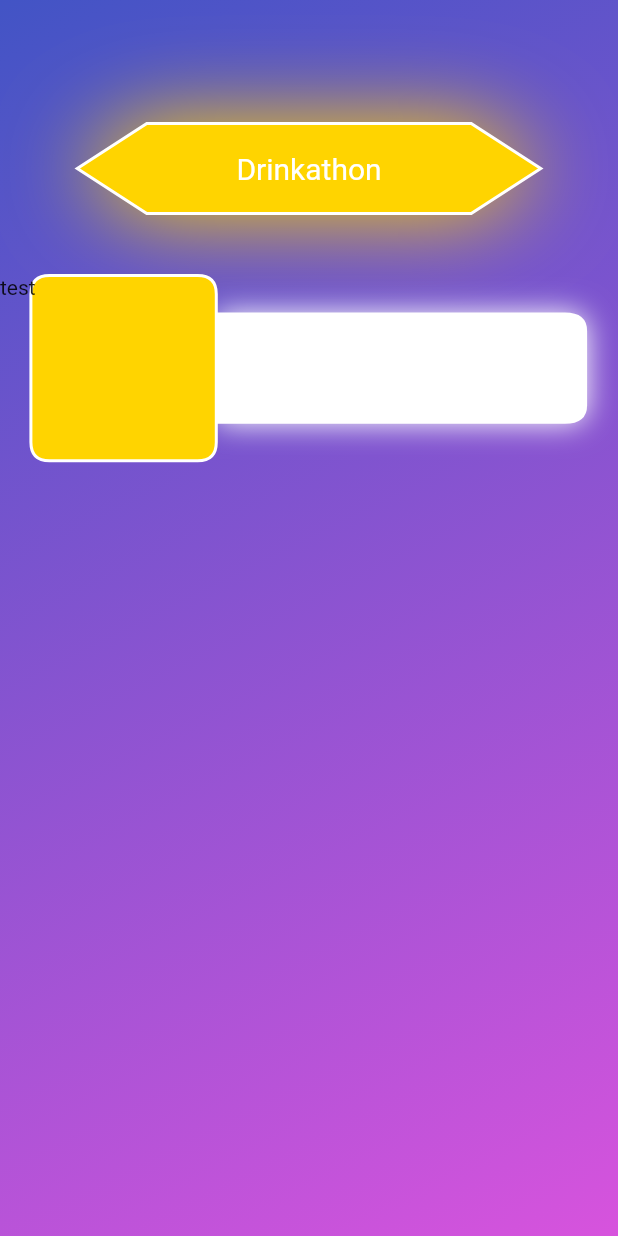
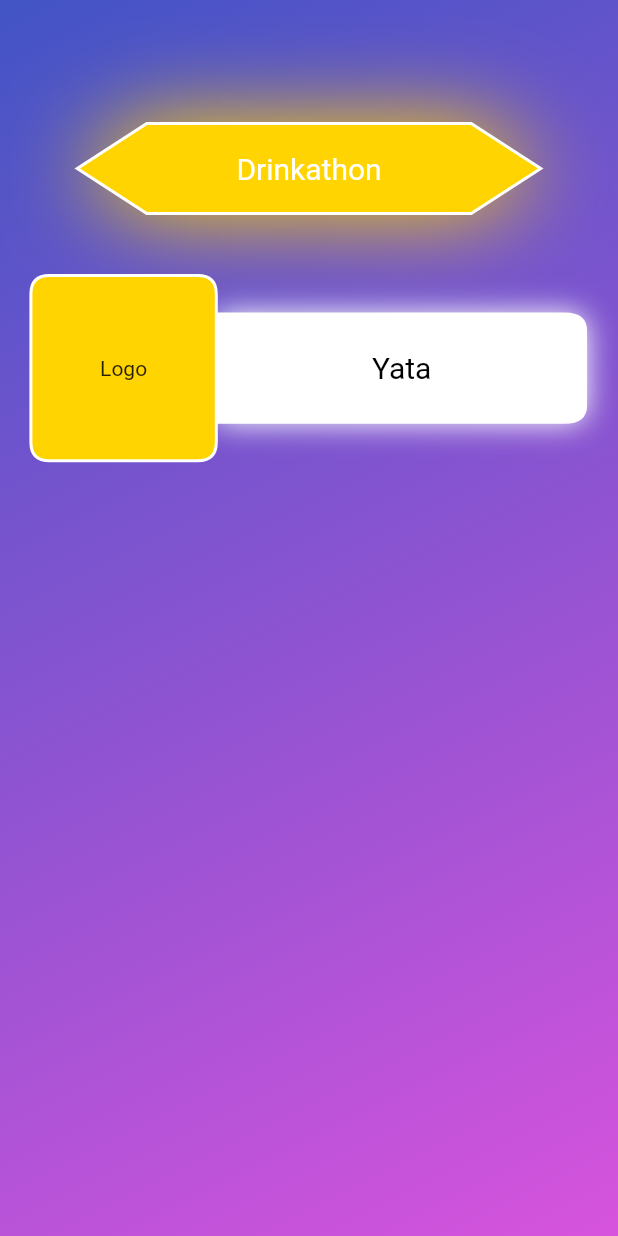
Before and after one commit to polomoko/drink-a-thon, a Flutter app: the screen it shows after launch, on a phone screen of 412 x 824 dp. Run offline on Flutter 3.47's test engine with Material 2 defaults, Android fonts, the phone set to English and light mode, and no system bars.

Commit message:
GameButton 4/4

```diff
--- a/lib/Components/Texts/title_text_app.dart
+++ b/lib/Components/Texts/title_text_app.dart
@@ -4,14 +4,16 @@ import 'package:flutter/cupertino.dart';
 
 class TitleTextApp extends StatelessWidget{
 
-  const TitleTextApp(this.text, {Key? key}) : super(key: key);
+  // ignore: use_key_in_widget_constructors
+  const TitleTextApp(this.text,[this.color = ConstApp.white]);
 
   final String text;
+  final Color color;
   static const double fontTitle = 20;
 
   @override
   Widget build(BuildContext context) {
-    return Text(text, style: const TextStyle(color: ConstApp.white, fontSize: fontTitle ));
+    return Text(text, style: TextStyle(color: color, fontSize: fontTitle ));
   }
 
 }
--- a/lib/Components/game_button_app.dart
+++ b/lib/Components/game_button_app.dart
@@ -91,24 +91,40 @@ class GameButtonApp extends StatelessWidget {
 
   @override
   Widget build(BuildContext context) {
+    double componentWidth = MeasurementApp.widthOf90Percent(),
+        componentHeight = MeasurementApp.heightOf15Percent(),
+        marginComponent = MeasurementApp.widthOf5Percent();
+
     return Column(children: [
       SizedBox(height: MeasurementApp.height() * 0.05),
       Stack(
         children: [
           Align(
             child: CustomPaint(
-              size: Size(MeasurementApp.widthOf90Percent(),
-                  MeasurementApp.heightOf15Percent()),
+              size: Size(componentWidth, componentHeight),
               painter: GameButtonAppPainter(),
             ),
             alignment: Alignment.center,
           ),
           Align(
             child: Container(
-              child: Text("test"),
-              width: MeasurementApp.heightOf15Percent(),
+              child: Text("Logo"),
+              width: componentHeight,
+              height: componentHeight,
+              margin: EdgeInsets.only(left: marginComponent),
+              alignment: Alignment.center,
             ),
             alignment: Alignment.centerLeft,
+          ),
+          Align(
+            child: Container(
+              child: const TitleTextApp("Yata", ConstApp.black),
+              height: MeasurementApp.heightOf15Percent(),
+              width: componentWidth - componentHeight,
+              margin: EdgeInsets.only(right: marginComponent),
+              alignment: Alignment.center,
+            ),
+            alignment: Alignment.centerRight,
           )
         ],
         // alignment: Alignment.center,
--- a/lib/Const/const.dart
+++ b/lib/Const/const.dart
@@ -4,6 +4,7 @@ import 'package:flutter/animation.dart';
 class ConstApp {
   static const Color white = Color(0xFFFFFFFF);
   static const Color yellow = Color(0xFFFFD400);
+  static const Color black = Color(0xFF000000);
   static const Color gradientStart = Color(0xFF4254C5);
   static const Color gradientEnd = Color(0xFFD753DD);
 
--- a/lib/Const/media_app.dart
+++ b/lib/Const/media_app.dart
@@ -15,6 +15,7 @@ class MeasurementApp{
 
   static widthOf75Percent() => _widthByPercent(0.75);
   static widthOf90Percent() => _widthByPercent(0.90);
+  static widthOf5Percent() => _widthByPercent(0.05);
 
   static heightOf15Percent() => _heightByPercent(0.15);
 
```
